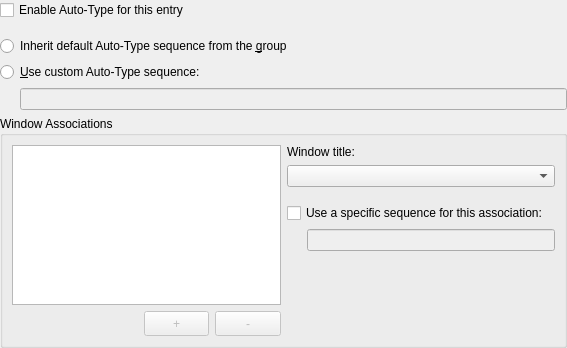
The window that src/gui/entry/EditEntryWidgetAutoType.ui (keepassxreboot/keepassxc) describes before a commit, drawn with Qt 5.
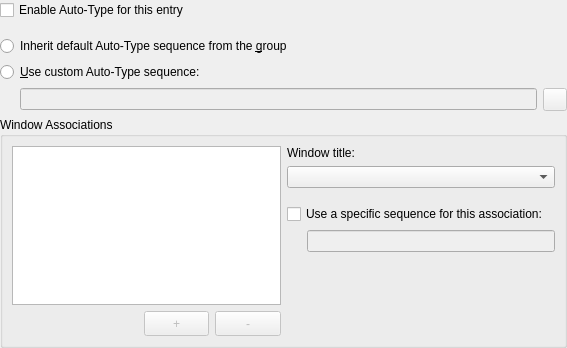
The same window after the commit. Custom widgets are drawn as their Qt base class.

Commit message: Add button to open Custom Auto-type sequence documentation

```diff
--- a/src/gui/entry/EditEntryWidgetAutoType.ui
+++ b/src/gui/entry/EditEntryWidgetAutoType.ui
@@ -85,6 +85,16 @@
        </property>
       </widget>
      </item>
+     <item>
+      <widget class="QToolButton" name="openHelpButton">
+       <property name="enabled">
+        <bool>false</bool>
+       </property>
+       <property name="text">
+        <string/>
+       </property>
+      </widget>
+     </item>
     </layout>
    </item>
    <item>
```
Left out of the diff: 1 changed line with no effect on the pictures. The commit also changes 2 other files.
